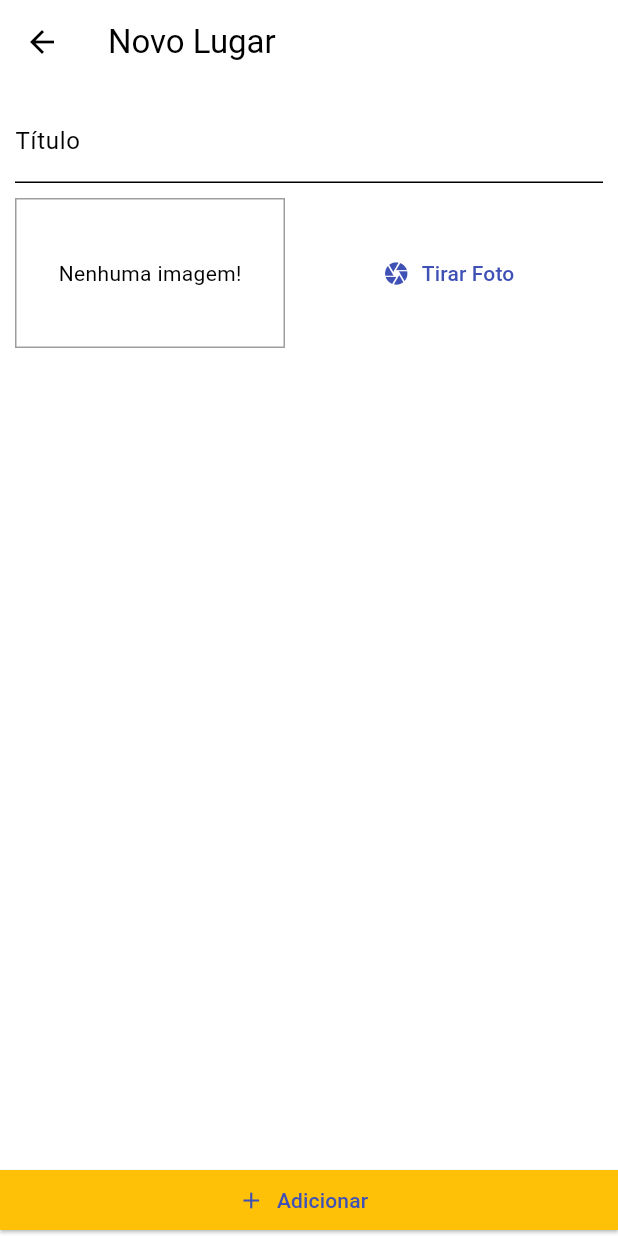
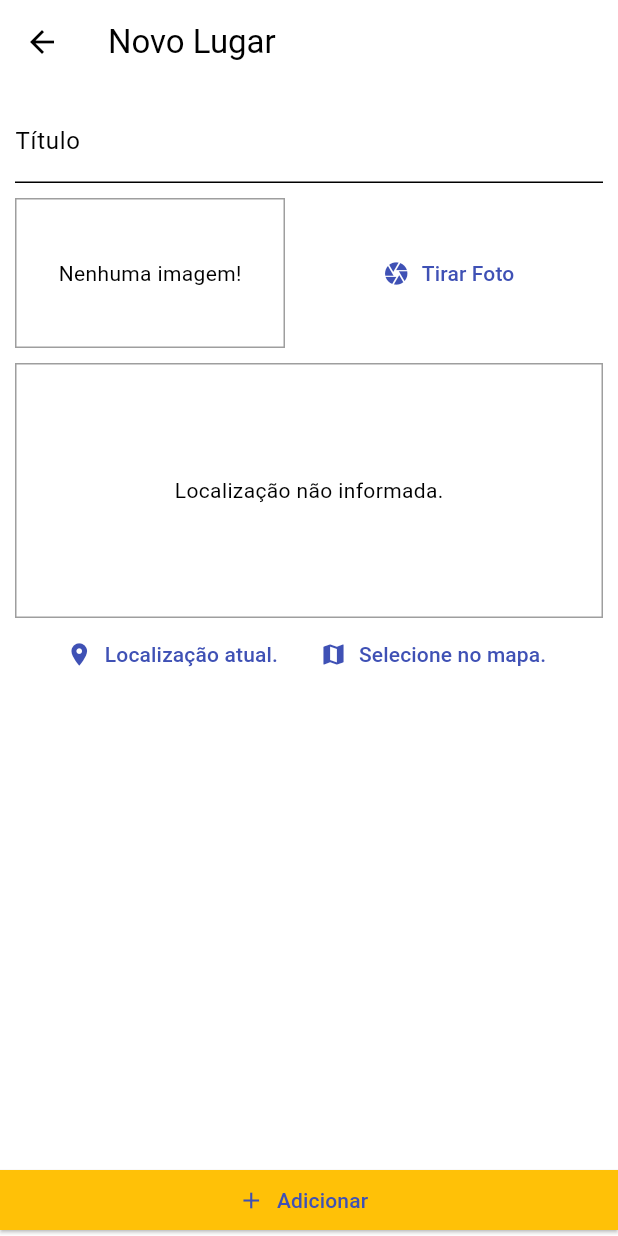
Before and after one commit to CantarinoG/locations-app, a Flutter app: the PlaceFormScreen screen opened by its route, on a phone screen of 412 x 824 dp. Run offline on Flutter 3.47's test engine with Material 3 defaults, Android fonts, the phone set to English and light mode, and no system bars; our stand-ins replace image_picker, sqflite; accounts and stored records are empty.

Commit message:
ui: Add locationInput component

```diff
--- a/lib/screens/place_form_screen.dart
+++ b/lib/screens/place_form_screen.dart
@@ -3,6 +3,7 @@ import 'dart:io';
 import 'package:flutter/material.dart';
 import 'package:locations_app/providers/great_places.dart';
 import 'package:locations_app/widgets/image_input.dart';
+import 'package:locations_app/widgets/location_input.dart';
 import 'package:provider/provider.dart';
 
 class PlaceFormScreen extends StatefulWidget {
@@ -56,6 +57,10 @@ class _PlaceFormScreenState extends State<PlaceFormScreen> {
                       height: 10,
                     ),
                     ImageInput(onSelectImage: _selectImage),
+                    const SizedBox(
+                      height: 10,
+                    ),
+                    LocationInput(),
                   ],
                 ),
               ),
--- /dev/null
+++ b/lib/widgets/location_input.dart
@@ -0,0 +1,58 @@
+import 'package:flutter/material.dart';
+
+class LocationInput extends StatefulWidget {
+  const LocationInput({super.key});
+
+  @override
+  State<LocationInput> createState() => _LocationInputState();
+}
+
+class _LocationInputState extends State<LocationInput> {
+  String? _previewImageUrl;
+
+  @override
+  Widget build(BuildContext context) {
+    return Column(
+      children: [
+        Container(
+          height: 170,
+          width: double.infinity,
+          alignment: Alignment.center,
+          decoration: BoxDecoration(
+            border: Border.all(width: 1, color: Colors.grey),
+          ),
+          child: _previewImageUrl == null
+              ? Text("Localização não informada.")
+              : Image.network(
+                  _previewImageUrl!,
+                  fit: BoxFit.cover,
+                  width: double.infinity,
+                ),
+        ),
+        Row(
+          mainAxisAlignment: MainAxisAlignment.center,
+          children: [
+            TextButton.icon(
+              onPressed: () {},
+              icon: Icon(Icons.location_on),
+              label: Text("Localização atual."),
+              style: ButtonStyle(
+                foregroundColor: MaterialStateProperty.all<Color>(
+                    Theme.of(context).colorScheme.primary),
+              ),
+            ),
+            TextButton.icon(
+              onPressed: () {},
+              icon: Icon(Icons.map),
+              label: Text("Selecione no mapa."),
+              style: ButtonStyle(
+                foregroundColor: MaterialStateProperty.all<Color>(
+                    Theme.of(context).colorScheme.primary),
+              ),
+            ),
+          ],
+        ),
+      ],
+    );
+  }
+}
--- a/pubspec.yaml
+++ b/pubspec.yaml
@@ -40,6 +40,7 @@ dependencies:
   path_provider: ^2.1.2
   path: ^1.9.0
   sqflite: ^2.3.3
+  location: ^6.0.1
 
 dev_dependencies:
   flutter_test:
```
Also changed, not shown: pubspec.lock.
